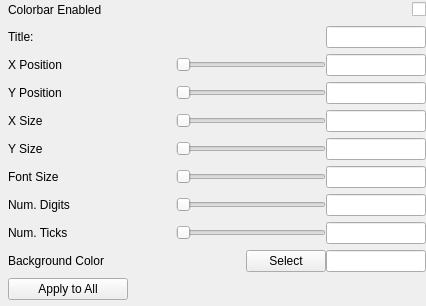
StasJ/vapor-formatted, file apps/vaporgui/ui/ColorbarWidgetGUI.ui: the form before one commit.
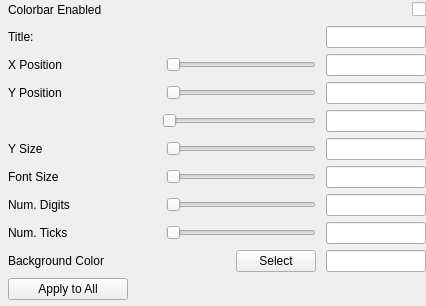
The form after the commit.

The edit to the form file:
```diff
--- a/apps/vaporgui/ui/ColorbarWidgetGUI.ui
+++ b/apps/vaporgui/ui/ColorbarWidgetGUI.ui
@@ -160,6 +160,9 @@
              </item>
              <item>
               <layout class="QHBoxLayout" name="horizontalLayout_3">
+               <property name="spacing">
+                <number>10</number>
+               </property>
                <item>
                 <widget class="QLabel" name="label">
                  <property name="text">
@@ -210,6 +213,9 @@
              </item>
              <item>
               <layout class="QHBoxLayout" name="horizontalLayout">
+               <property name="spacing">
+                <number>10</number>
+               </property>
                <item>
                 <widget class="QLabel" name="label_5">
                  <property name="text">
@@ -260,13 +266,9 @@
              </item>
              <item>
               <layout class="QHBoxLayout" name="horizontalLayout_6">
-               <item>
-                <widget class="QLabel" name="label_7">
-                 <property name="text">
-                  <string>X Size</string>
-                 </property>
-                </widget>
-               </item>
+               <property name="spacing">
+                <number>10</number>
+               </property>
                <item>
                 <spacer name="horizontalSpacer_6">
                  <property name="orientation">
@@ -310,6 +312,9 @@
              </item>
              <item>
               <layout class="QHBoxLayout" name="horizontalLayout_2">
+               <property name="spacing">
+                <number>10</number>
+               </property>
                <item>
                 <widget class="QLabel" name="label_10">
                  <property name="text">
@@ -360,6 +365,9 @@
              </item>
              <item>
               <layout class="QHBoxLayout" name="horizontalLayout_8">
+               <property name="spacing">
+                <number>10</number>
+               </property>
                <item>
                 <widget class="QLabel" name="label_2">
                  <property name="text">
@@ -410,6 +418,9 @@
              </item>
              <item>
               <layout class="QHBoxLayout" name="horizontalLayout_11">
+               <property name="spacing">
+                <number>10</number>
+               </property>
                <item>
                 <widget class="QLabel" name="label_3">
                  <property name="text">
@@ -460,6 +471,9 @@
              </item>
              <item>
               <layout class="QHBoxLayout" name="horizontalLayout_12">
+               <property name="spacing">
+                <number>10</number>
+               </property>
                <item>
                 <widget class="QLabel" name="label_8">
                  <property name="text">
@@ -510,6 +524,9 @@
              </item>
              <item>
               <layout class="QHBoxLayout" name="horizontalLayout_13">
+               <property name="spacing">
+                <number>10</number>
+               </property>
                <item>
                 <widget class="QLabel" name="label_9">
                  <property name="text">
```
Left out of the diff: 27 changed lines with no effect on the pictures.
